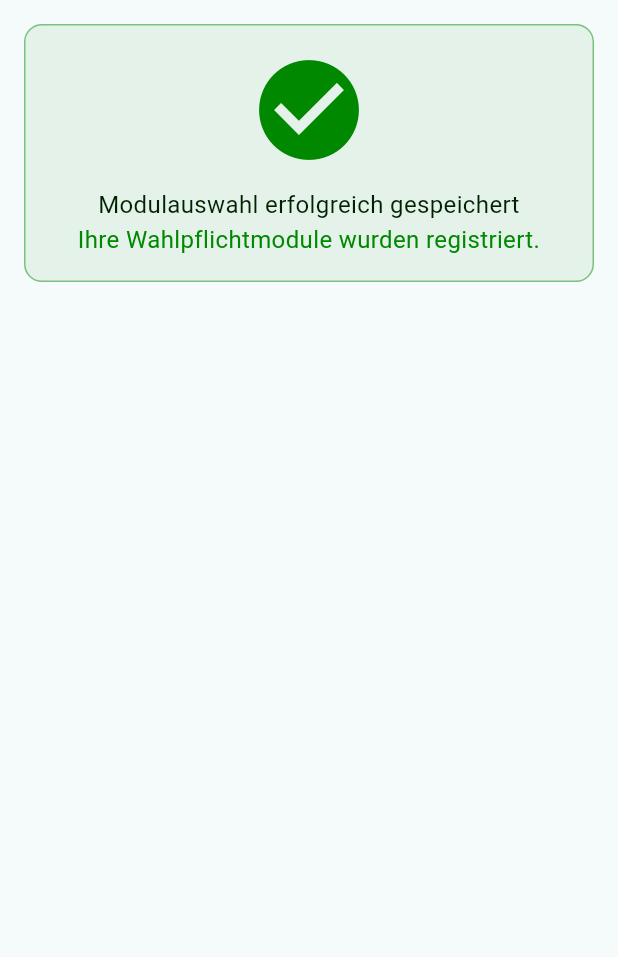
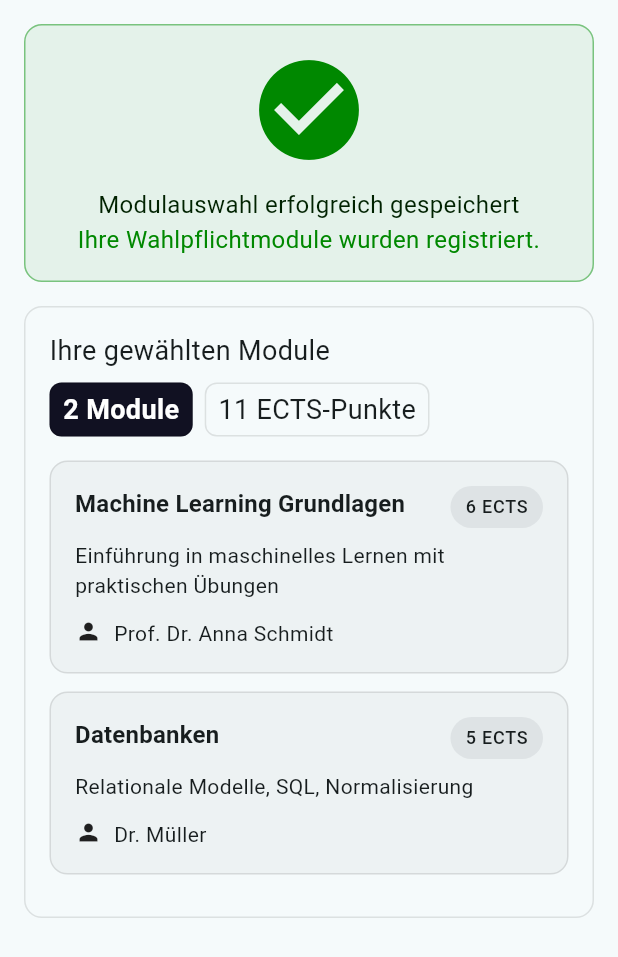
Before and after one commit to PhillipSteph/WaPfAu, a Flutter app: the ConfirmationPage screen opened directly with empty values, on a phone screen of 412 x 824 dp. Shown: the top 957 px of the screen. Run offline on Flutter 3.47's test engine with Material 3 defaults, Android fonts, the phone set to English and light mode, and no system bars; accounts and stored records are empty.

Commit message:
added list of Courses

```diff
--- a/lib/main.dart
+++ b/lib/main.dart
@@ -44,8 +44,8 @@ class _MyHomePageState extends State<MyHomePage> {
       body: Container(
         padding: EdgeInsets.only(top: 48), // for notches
           child:
-          CoursePage(title: 'Kurse', coreService: coreService)
-          //ConfirmationPage(coreService: coreService,)
+          //CoursePage(title: 'Kurse', coreService: coreService)
+          ConfirmationPage(coreService: coreService)
       ),
     );
   }
--- a/lib/pages/confirmationPage.dart
+++ b/lib/pages/confirmationPage.dart
@@ -1,7 +1,10 @@
 import 'package:flutter/material.dart';
 import 'package:wapfau/widgets/confirmation/confirmationBanner.dart';
 
+import '../models/course.dart';
 import '../services/coreService.dart';
+import '../widgets/confirmation/confirmationCourses.dart';
+import '../widgets/spacer.dart';
 
 class ConfirmationPage extends StatefulWidget {
   final CoreService coreService;
@@ -14,6 +17,30 @@ class _ConfirmationPageState extends State<ConfirmationPage> {
 
   @override
   void initState() {
+    // debug information
+    widget.coreService.selectedCourses = [
+      Course(
+        id: 'ml',
+        title: 'Machine Learning Grundlagen',
+        ects: 6,
+        description: 'Einführung in maschinelles Lernen mit praktischen Übungen',
+        prof: 'Prof. Dr. Anna Schmidt',
+        lvz: 2,
+        availableSlots: 30,
+        reservedSlots: 27,
+      ),
+      Course(
+        id: 'db',
+        title: 'Datenbanken',
+        ects: 5,
+        description: 'Relationale Modelle, SQL, Normalisierung',
+        prof: 'Dr. Müller',
+        lvz: 2,
+        availableSlots: 25,
+        reservedSlots: 25,
+      )
+    ];
+    widget.coreService.initCore();
     super.initState();
   }
 
@@ -25,7 +52,9 @@ class _ConfirmationPageState extends State<ConfirmationPage> {
         padding: EdgeInsets.all(16),
         child: Column(
           children: [
-            ConfirmationBanner()
+            ConfirmationBanner(),
+            SpacerWidget(),
+            ConfirmationCourses(selectedCourses: widget.coreService.selectedCourses),
           ],
         )
       ),
--- a/lib/services/coreService.dart
+++ b/lib/services/coreService.dart
@@ -8,16 +8,18 @@ import '../models/user.dart';
 class CoreService {
   bool hasBeenInitialized = false;
 
+  late bool selectionDone;
   late User user;
   late int maxCourses;
   late CourseService courseService;
   List<Course> selectedCourses = [];
 
   CoreService() {
-    _initCore();
+    initCore();
   }
 
-  void _initCore() {
+  void initCore() {
+    // backendaufrufe in Zukunft
     if (hasBeenInitialized) return;
 
     user = User(
@@ -29,20 +31,28 @@ class CoreService {
     maxCourses = 2;
 
     hasBeenInitialized = true;
+
+    selectionDone = isSelectionDoneByUser();
   }
 
   User getUser() {
-    if (!hasBeenInitialized) _initCore();
+    if (!hasBeenInitialized) initCore();
     return user;
   }
 
   int getMaxCourses() {
-    if (!hasBeenInitialized) _initCore();
+    if (!hasBeenInitialized) initCore();
     return maxCourses;
   }
 
   CourseService getCourseService() {
-    if (!hasBeenInitialized) _initCore();
+    if (!hasBeenInitialized) initCore();
     return courseService;
   }
+
+  bool isSelectionDoneByUser() {
+    if (!hasBeenInitialized) initCore();
+    //backend aufruf, ob bereits ausgewählt
+    return selectedCourses.length >= maxCourses;
+  }
 }
--- /dev/null
+++ b/lib/widgets/confirmation/confirmationCourseCard.dart
@@ -0,0 +1,86 @@
+import 'package:flutter/material.dart';
+import 'package:flutter/rendering.dart';
+
+import '../../models/course.dart';
+
+class ConfirmationCourseCard extends StatelessWidget {
+  final Course course;
+  const ConfirmationCourseCard({
+    super.key,
+    required this.course,
+  });
+
+  @override
+  Widget build(BuildContext context) {
+    final theme = Theme.of(context);
+
+    return ConstrainedBox(
+      constraints: const BoxConstraints(minWidth: double.infinity),
+      child: Container(
+         padding: const EdgeInsets.all(16),
+        decoration: BoxDecoration(
+            color: Colors.black.withOpacity(0.03),
+            border: Border.all(
+              color: Colors.black.withOpacity(0.1),
+              width: 1,
+            ),
+            borderRadius: BorderRadius.circular(12)
+        ),
+         child: Column(
+           crossAxisAlignment: CrossAxisAlignment.start,
+           mainAxisSize: MainAxisSize.min,
+           children: [
+             Row(
+               crossAxisAlignment: CrossAxisAlignment.start,
+               children: [
+                 Expanded(
+                   child: Text(
+                     course.title,
+                     softWrap: true,
+                     overflow: TextOverflow.visible,
+                     style: theme.textTheme.titleMedium?.copyWith(
+                       fontWeight: FontWeight.w700,
+                     ),
+                   ),
+                 ),
+                 const SizedBox(width: 12),
+                 Container(
+                   padding:
+                   const EdgeInsets.symmetric(horizontal: 10, vertical: 6),
+                   decoration: BoxDecoration(
+                     color: theme.colorScheme.surfaceContainerHighest,
+                     borderRadius: BorderRadius.circular(999),
+                   ),
+                   child: Text('${course.ects} ECTS',
+                       style: theme.textTheme.labelMedium),
+                 ),
+               ],
+             ),
+             const SizedBox(height: 8),
+             Text(
+               course.description,
+               softWrap: true,
+               overflow: TextOverflow.visible,
+               style: theme.textTheme.bodyMedium,
+             ),
+             const SizedBox(height: 12),
+             Row(
+               crossAxisAlignment: CrossAxisAlignment.start,
+               children: [
+                 const Icon(Icons.person, size: 18),
+                 const SizedBox(width: 8),
+                 Expanded(
+                   child: Text(
+                     course.prof,
+                     softWrap: true,
+                     overflow: TextOverflow.visible,
+                   ),
+                 ),
+               ],
+             ),
+           ],
+         ),
+       ),
+    );
+  }
+}
--- /dev/null
+++ b/lib/widgets/confirmation/confirmationCourses.dart
@@ -0,0 +1,89 @@
+import 'package:flutter/material.dart';
+
+import '../../models/course.dart';
+import '../spacer.dart';
+import 'confirmationCourseCard.dart';
+
+class ConfirmationCourses extends StatefulWidget {
+  final List<Course> selectedCourses;
+
+  const ConfirmationCourses({super.key, required this.selectedCourses});
+  @override
+  State<ConfirmationCourses> createState() => _ConfirmationCoursesState();
+}
+
+class _ConfirmationCoursesState extends State<ConfirmationCourses> {
+
+  @override
+  void initState() {
+    super.initState();
+  }
+
+  @override
+  Widget build(BuildContext context) {
+    int totalECTS = widget.selectedCourses.fold(
+      0, // initial value
+          (sum, course) => sum + course.ects,
+    );
+    return
+      ConstrainedBox(
+          constraints: const BoxConstraints(minWidth: double.infinity),
+          child: Container(
+              padding: EdgeInsets.all(16),
+              decoration: BoxDecoration(
+                  border: Border.all(
+                    color: Colors.black.withOpacity(0.1),
+                    width: 1,
+                  ),
+                  borderRadius: BorderRadius.circular(12)
+              ),
+              child: Column(
+                crossAxisAlignment: CrossAxisAlignment.start,
+                children: [
+                  Text(
+                    "Ihre gewählten Module",
+                    style: TextStyle(fontSize: 18)
+                  ),
+                  SpacerWidget(height: 8),
+                  Row(
+                    mainAxisAlignment: MainAxisAlignment.start,
+                    crossAxisAlignment: CrossAxisAlignment.start,
+                    children: [
+                      Container(
+                        padding: EdgeInsets.symmetric(vertical: 4, horizontal: 8),
+                        margin: EdgeInsets.only(right: 8),
+                        decoration: BoxDecoration(
+                            color: Color(0xFF111122),
+                            border: Border.all(
+                              color: Colors.black.withOpacity(0.1),
+                              width: 1,
+                            ),
+                            borderRadius: BorderRadius.circular(8)
+                        ),
+                        child: Text("${widget.selectedCourses.length} Module", style: TextStyle(fontSize: 18, color: Colors.white, fontWeight: FontWeight.bold)),
+                      ),
+                      Container(
+                        padding: EdgeInsets.symmetric(vertical: 4, horizontal: 8),
+                        decoration: BoxDecoration(
+                            border: Border.all(
+                              color: Colors.black.withOpacity(0.1),
+                              width: 1,
+                            ),
+                            borderRadius: BorderRadius.circular(8)
+                        ),
+                        child: Text("$totalECTS ECTS-Punkte", style: TextStyle(fontSize: 18)),
+                      )
+                    ],
+                  ),
+                  SpacerWidget(),
+                  ...widget.selectedCourses.map((course) => Padding(
+                    padding: const EdgeInsets.only(bottom: 12), // spacing between cards
+                    child: ConfirmationCourseCard(course: course),
+                  )),
+                ],
+
+              )
+          )
+      );
+  }
+}
--- /dev/null
+++ b/lib/widgets/spacer.dart
@@ -0,0 +1,15 @@
+import 'package:flutter/material.dart';
+
+class SpacerWidget extends StatelessWidget {
+  final double height; // optional height parameter
+
+  const SpacerWidget({super.key, this.height = 16}); // default height 16
+
+  @override
+  Widget build(BuildContext context) {
+    return ConstrainedBox(
+      constraints: const BoxConstraints(minWidth: double.infinity),
+      child: SizedBox(height: height),
+    );
+  }
+}
```
